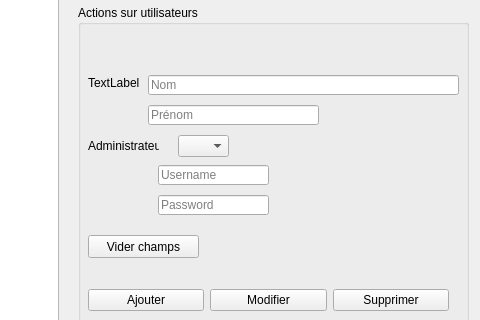
This is FestiClicC/utilisateur.ui in FestiClic/FestiClic3 as Qt 5 draws it before an edit; both pictures show x 542 to 1022 and y 85 to 405 of the 1022 by 632 pixel window. The edited form follows.
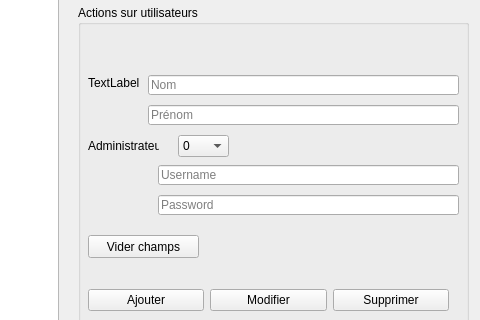
This is the edited form.

Commit message: Fiche Utilisateur OK + ouverture connexion réglée pour Client, utilisateur et spectacle

Patch:
```diff
--- a/FestiClicC/utilisateur.ui
+++ b/FestiClicC/utilisateur.ui
@@ -70,6 +70,16 @@
       <height>22</height>
      </rect>
     </property>
+    <item>
+     <property name="text">
+      <string>0</string>
+     </property>
+    </item>
+    <item>
+     <property name="text">
+      <string>1</string>
+     </property>
+    </item>
    </widget>
    <widget class="QWidget" name="horizontalLayoutWidget">
     <property name="geometry">
@@ -109,7 +119,7 @@
      <rect>
       <x>80</x>
       <y>160</y>
-      <width>111</width>
+      <width>301</width>
       <height>20</height>
      </rect>
     </property>
@@ -161,7 +171,7 @@
      <rect>
       <x>70</x>
       <y>100</y>
-      <width>171</width>
+      <width>311</width>
       <height>20</height>
      </rect>
     </property>
@@ -174,7 +184,7 @@
      <rect>
       <x>80</x>
       <y>190</y>
-      <width>111</width>
+      <width>301</width>
       <height>20</height>
      </rect>
     </property>
```
Left out of the diff: 2 changed lines with no effect on the pictures. The commit also changes 9 other files.
